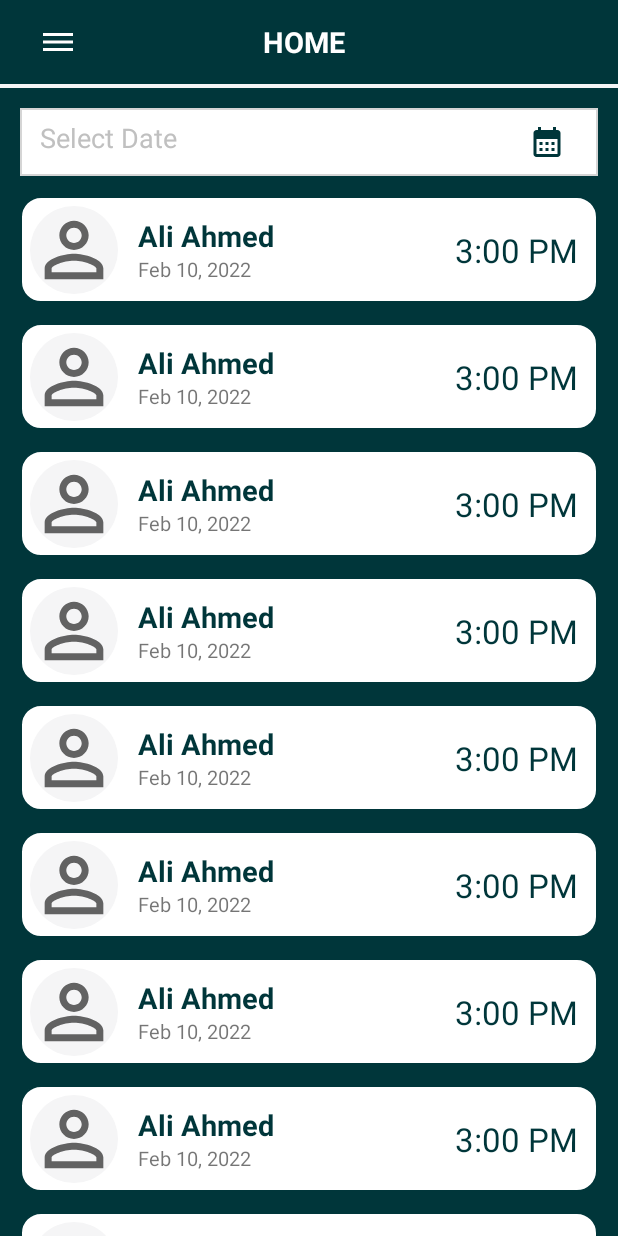
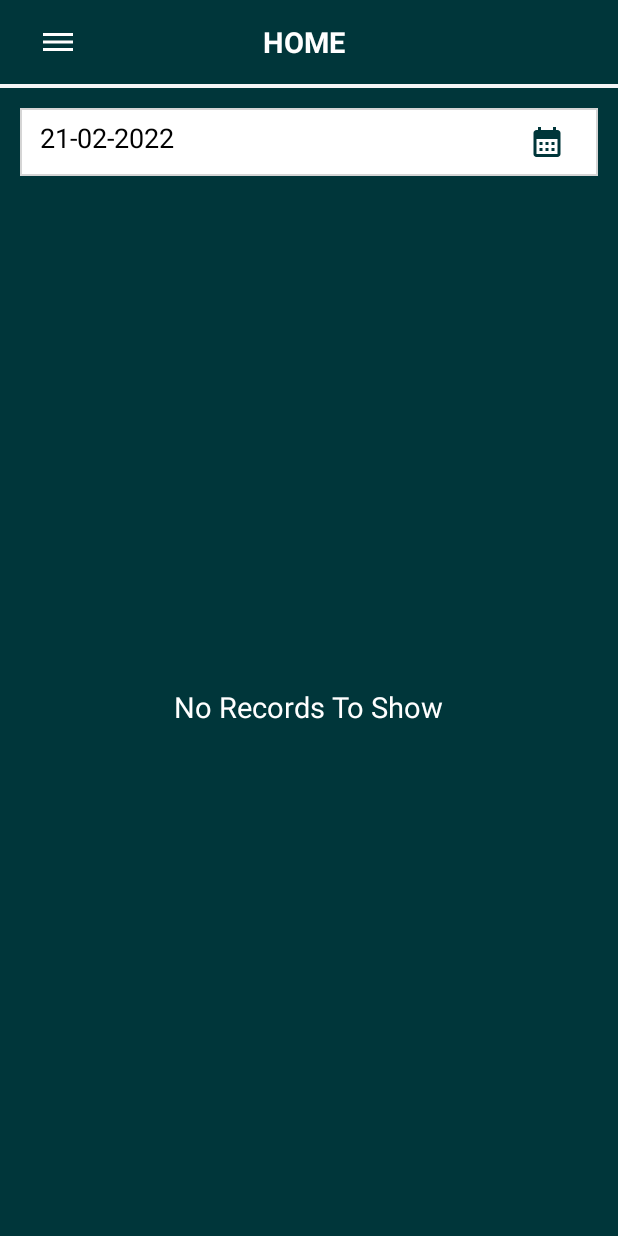
Before and after one commit to zaheerpoei/MedicalAnnals, an Android app: the DoctorDashboard screen opened directly, with no data from a screen before it, on a phone screen of 412 x 824 dp. Run offline under Robolectric (Android 15) with nearby library versions, the phone set to English and light mode, and no system bars; our stand-ins replace Firebase (no records; nobody signed in at launch, a user with empty details on screens opened directly), sdp/ssp sizes.

Commit message:
doctors dashboard done

```diff
--- a/app/src/main/java/com/example/medicalannals/activities/DoctorDashboard.java
+++ b/app/src/main/java/com/example/medicalannals/activities/DoctorDashboard.java
@@ -2,6 +2,7 @@ package com.example.medicalannals.activities;
 
 import android.annotation.SuppressLint;
 import android.app.DatePickerDialog;
+import android.app.ProgressDialog;
 import android.content.Intent;
 import android.graphics.Color;
 import android.graphics.drawable.ColorDrawable;
@@ -37,23 +38,27 @@ import com.google.firebase.database.DataSnapshot;
 import com.google.firebase.database.DatabaseError;
 import com.google.firebase.database.DatabaseReference;
 import com.google.firebase.database.FirebaseDatabase;
+import com.google.firebase.database.Query;
 import com.google.firebase.database.ValueEventListener;
 
 import java.util.ArrayList;
 import java.util.Calendar;
 
-public class DoctorDashboard extends AppCompatActivity implements NavigationView.OnNavigationItemSelectedListener  {
+public class DoctorDashboard extends AppCompatActivity implements NavigationView.OnNavigationItemSelectedListener {
 
-    ConstraintLayout constraintViewMedicalRecords , constraintSetAppointments;
+    ConstraintLayout constraintViewMedicalRecords, constraintSetAppointments;
     DrawerLayout drawerLayout;
+    TextView tv_booked_slots_date;
     NavigationView navView;
     Toolbar toolbar;
-    ImageView toolbarDrawerImage , ivCalenderDoctorsDashboard;
+    ImageView toolbarDrawerImage, ivCalenderDoctorsDashboard;
     RecyclerView recyclerViewBookedSlots;
     EditText edSearchbarDateDoctorDashboard;
     ArrayList<DoctorSlotsBookedModel> arrayList = new ArrayList<>();
     private DatePickerDialog.OnDateSetListener doctorDashboardDateListener;
     long age;
+    ProgressDialog progressDialog;
+    private SlotsBookedAdapter adapter;
 
     @Override
     protected void onCreate(Bundle savedInstanceState) {
@@ -65,6 +70,34 @@ public class DoctorDashboard extends AppCompatActivity implements NavigationView
         disableNavigationViewScrollbars(navView);
         setRecyclerView();
         setNavigationHeader();
+        doctorAppointments();
+    }
+
+    private void doctorAppointments() {
+        Calendar cal = Calendar.getInstance();
+        int year = cal.get(Calendar.YEAR);
+        int month = cal.get(Calendar.MONTH);
+        int day = cal.get(Calendar.DAY_OF_MONTH);
+
+        month = month + 1;
+
+        String Days = "";
+        if (day < 10) {
+            Days = "0" + day;
+        } else {
+            Days = String.valueOf(day);
+        }
+
+        String mont = "";
+        if (month < 10) {
+            mont = "0" + month;
+        } else {
+            mont = String.valueOf(month);
+        }
+
+        String date = Days + "-" + mont + "-" + year;
+        edSearchbarDateDoctorDashboard.setText(date);
+        getAppointments(date);
     }
 
 
@@ -113,16 +146,16 @@ public class DoctorDashboard extends AppCompatActivity implements NavigationView
 //                        startActivity(intent);
                         break;
                     case R.id.nav_profile_management_doc:
-                        Intent medicalIntent = new Intent(DoctorDashboard.this , DoctorProfileManagement.class);
+                        Intent medicalIntent = new Intent(DoctorDashboard.this, DoctorProfileManagement.class);
                         startActivity(medicalIntent);
                         break;
                     case R.id.nav_set_appointments:
-                        Intent setAppointmnet = new Intent(DoctorDashboard.this , DoctorSlots.class);
+                        Intent setAppointmnet = new Intent(DoctorDashboard.this, DoctorSlots.class);
                         startActivity(setAppointmnet);
                         break;
 
                     case R.id.nav_view_patient_medical_record:
-                        Intent patientRecordIntent = new Intent(DoctorDashboard.this , DocViewPatientMedicalRecords.class);
+                        Intent patientRecordIntent = new Intent(DoctorDashboard.this, DocViewPatientMedicalRecords.class);
                         startActivity(patientRecordIntent);
                         break;
 
@@ -130,13 +163,14 @@ public class DoctorDashboard extends AppCompatActivity implements NavigationView
                         FirebaseAuth.getInstance().signOut();
                         SignIn.patient = false;
                         SignIn.doctor = false;
-                        Intent intentSignOut = new Intent(DoctorDashboard.this , SignIn.class);
+                        Intent intentSignOut = new Intent(DoctorDashboard.this, SignIn.class);
                         startActivity(intentSignOut);
                         finishAffinity();
 //                        Toast.makeText(this, "Logout", Toast.LENGTH_SHORT).show();
                         break;
                 }
-                drawerLayout.closeDrawer(GravityCompat.START); return true;
+                drawerLayout.closeDrawer(GravityCompat.START);
+                return true;
             }
         });
         ivCalenderDoctorsDashboard.setOnClickListener(new View.OnClickListener() {
@@ -153,7 +187,7 @@ public class DoctorDashboard extends AppCompatActivity implements NavigationView
                         doctorDashboardDateListener,
                         year, month, day);
 
-                dialog.getDatePicker().setMaxDate(System.currentTimeMillis());
+                dialog.getDatePicker().setMinDate(System.currentTimeMillis()-1000);
                 dialog.getWindow().setBackgroundDrawable(new ColorDrawable(Color.TRANSPARENT));
                 dialog.show();
             }
@@ -195,11 +229,14 @@ public class DoctorDashboard extends AppCompatActivity implements NavigationView
                 age = getAge(year, month, day);
                 // Toast.makeText(getActivity(), String.valueOf(age), Toast.LENGTH_SHORT).show();
                 edSearchbarDateDoctorDashboard.setText(date);
+
+                getAppointments(date);
             }
         };
     }
 
     private void initViews() {
+        tv_booked_slots_date = findViewById(R.id.tv_booked_slots_date);
         drawerLayout = findViewById(R.id.drawer_layout);
         navView = findViewById(R.id.nav_view_doc);
         toolbar = findViewById(R.id.home_toolbar);
@@ -207,6 +244,11 @@ public class DoctorDashboard extends AppCompatActivity implements NavigationView
         recyclerViewBookedSlots = findViewById(R.id.recycler_view_booked_slots);
         ivCalenderDoctorsDashboard = findViewById(R.id.iv_calender_doctors_dashboard);
         edSearchbarDateDoctorDashboard = findViewById(R.id.ed_searchbar_date_doctor_dashboard);
+
+
+        progressDialog = new ProgressDialog(this);
+        progressDialog.setMessage("Loading..... ");
+
     }
 
     @Override
@@ -215,12 +257,11 @@ public class DoctorDashboard extends AppCompatActivity implements NavigationView
     }
 
     @Override
-    public void onBackPressed(){
-        if(drawerLayout.isDrawerOpen(GravityCompat.START)){
+    public void onBackPressed() {
+        if (drawerLayout.isDrawerOpen(GravityCompat.START)) {
             drawerLayout.closeDrawer(GravityCompat.START);
-        }
-        else
-        {super.onBackPressed();
+        } else {
+            super.onBackPressed();
         }
     }
 
@@ -233,24 +274,60 @@ public class DoctorDashboard extends AppCompatActivity implements NavigationView
         }
     }
 
+    private void getAppointments(String date) {
+        arrayList.clear();
+        progressDialog.show();
+        DatabaseReference ref1 = FirebaseDatabase.getInstance().getReference();
+        DatabaseReference ref2;
+        Query query = ref1.child("Appointments").orderByChild("doctorBookedSlotId");
+
+        query.equalTo(FirebaseAuth.getInstance().getUid()).addListenerForSingleValueEvent(new ValueEventListener() {
+            @Override
+            public void onDataChange(@NonNull DataSnapshot snapshot) {
+
+                progressDialog.dismiss();
+                for (DataSnapshot dsp : snapshot.getChildren()) {
+                    DataSnapshot patientBookedSlotDate = dsp.child("patientBookedSlotDate");
+                    if (patientBookedSlotDate.getValue().toString().equalsIgnoreCase(date)) {
+                        DoctorSlotsBookedModel doctorSlotsBookedModel = dsp.getValue(DoctorSlotsBookedModel.class);
+                        arrayList.add(doctorSlotsBookedModel);
+                    }
+                }
+                if (arrayList.size() > 0) {
+                    adapter.notifyDataSetChanged();
+                    recyclerViewBookedSlots.setVisibility(View.VISIBLE);
+                    tv_booked_slots_date.setVisibility(View.GONE);
+                } else {
+                    recyclerViewBookedSlots.setVisibility(View.GONE);
+                    tv_booked_slots_date.setVisibility(View.VISIBLE);
+                }
+            }
+
+            @Override
+            public void onCancelled(@NonNull DatabaseError error) {
+                progressDialog.dismiss();
+            }
+        });
+
+    }
+
     private void setRecyclerView() {
-        arrayList.add(new DoctorSlotsBookedModel( "Ali Ahmed" ,"", "Feb 11,2022" , "11:00 AM"));
-        arrayList.add(new DoctorSlotsBookedModel( "Ali Ahmed" ,"", "Feb 11,2022" , "11:00 AM"));
-        arrayList.add(new DoctorSlotsBookedModel( "Ali Ahmed" ,"", "Feb 11,2022" , "11:00 AM"));
-        arrayList.add(new DoctorSlotsBookedModel( "Ali Ahmed" ,"", "Feb 11,2022" , "11:00 AM"));
-        arrayList.add(new DoctorSlotsBookedModel( "Ali Ahmed" ,"", "Feb 11,2022" , "11:00 AM"));
-        arrayList.add(new DoctorSlotsBookedModel( "Ali Ahmed" ,"", "Feb 11,2022" , "11:00 AM"));
-        arrayList.add(new DoctorSlotsBookedModel( "Ali Ahmed" ,"", "Feb 11,2022" , "11:00 AM"));
-        arrayList.add(new DoctorSlotsBookedModel( "Ali Ahmed" ,"", "Feb 11,2022" , "11:00 AM"));
-        arrayList.add(new DoctorSlotsBookedModel( "Ali Ahmed" ,"", "Feb 11,2022" , "11:00 AM"));
-        arrayList.add(new DoctorSlotsBookedModel( "Ali Ahmed" ,"", "Feb 11,2022" , "11:00 AM"));
-        arrayList.add(new DoctorSlotsBookedModel( "Ali Ahmed" ,"", "Feb 11,2022" , "11:00 AM"));
-        arrayList.add(new DoctorSlotsBookedModel( "Ali Ahmed" ,"", "Feb 11,2022" , "11:00 AM"));
+//        arrayList.add(new DoctorSlotsBookedModel( "Ali Ahmed" ,"", "Feb 11,2022" , "11:00 AM"));
+//        arrayList.add(new DoctorSlotsBookedModel( "Ali Ahmed" ,"", "Feb 11,2022" , "11:00 AM"));
+//        arrayList.add(new DoctorSlotsBookedModel( "Ali Ahmed" ,"", "Feb 11,2022" , "11:00 AM"));
+//        arrayList.add(new DoctorSlotsBookedModel( "Ali Ahmed" ,"", "Feb 11,2022" , "11:00 AM"));
+//        arrayList.add(new DoctorSlotsBookedModel( "Ali Ahmed" ,"", "Feb 11,2022" , "11:00 AM"));
+//        arrayList.add(new DoctorSlotsBookedModel( "Ali Ahmed" ,"", "Feb 11,2022" , "11:00 AM"));
+//        arrayList.add(new DoctorSlotsBookedModel( "Ali Ahmed" ,"", "Feb 11,2022" , "11:00 AM"));
+//        arrayList.add(new DoctorSlotsBookedModel( "Ali Ahmed" ,"", "Feb 11,2022" , "11:00 AM"));
+//        arrayList.add(new DoctorSlotsBookedModel( "Ali Ahmed" ,"", "Feb 11,2022" , "11:00 AM"));
+//        arrayList.add(new DoctorSlotsBookedModel( "Ali Ahmed" ,"", "Feb 11,2022" , "11:00 AM"));
+//        arrayList.add(new DoctorSlotsBookedModel( "Ali Ahmed" ,"", "Feb 11,2022" , "11:00 AM"));
+//        arrayList.add(new DoctorSlotsBookedModel( "Ali Ahmed" ,"", "Feb 11,2022" , "11:00 AM"));
 
 
-
-        SlotsBookedAdapter adapter=new SlotsBookedAdapter(arrayList,this);
-        LinearLayoutManager linearLayoutManager=new LinearLayoutManager(getApplicationContext());
+        adapter = new SlotsBookedAdapter(arrayList, this);
+        LinearLayoutManager linearLayoutManager = new LinearLayoutManager(getApplicationContext());
         linearLayoutManager.setOrientation(RecyclerView.VERTICAL);
         recyclerViewBookedSlots.setLayoutManager(linearLayoutManager);
         recyclerViewBookedSlots.setAdapter(adapter);
--- a/app/src/main/java/com/example/medicalannals/adapters/SlotsBookedAdapter.java
+++ b/app/src/main/java/com/example/medicalannals/adapters/SlotsBookedAdapter.java
@@ -40,11 +40,14 @@ public class SlotsBookedAdapter extends RecyclerView.Adapter<SlotsBookedAdapter.
     @Override
     public void onBindViewHolder(@NonNull MyViewHolder holder, int position) {
         DoctorSlotsBookedModel doctorSlotsBookedModel = doctorSlotsBookedModelList.get(position);
-        holder.tvPatientNameBookedSlots.setText(doctorSlotsBookedModel.getPatientBookedSlotId());
+        holder.tvPatientNameBookedSlots.setText(doctorSlotsBookedModel.getPatientName());
+        holder.tvBookedSlotsDate.setText(doctorSlotsBookedModel.getPatientBookedSlotDate());
+        holder.tvBookedSlotsTime.setText(doctorSlotsBookedModel.getPatientBookedSlotTime());
         holder.constraintMainSlotsBooked.setOnClickListener(new View.OnClickListener() {
             @Override
             public void onClick(View view) {
                 Intent i = new Intent(mcontext , EditPatientRecord.class);
+                i.putExtra("PatientRecord",doctorSlotsBookedModel);
                 mcontext.startActivity(i);
             }
         });
--- a/app/src/main/res/layout/slots_booked.xml
+++ b/app/src/main/res/layout/slots_booked.xml
@@ -21,14 +21,16 @@
 
     <TextView
         android:id="@+id/tv_patient_name_booked_slots"
-        android:layout_width="wrap_content"
+        android:layout_width="0dp"
         android:layout_height="wrap_content"
-        android:layout_marginStart="@dimen/_10sdp"
         android:layout_marginTop="@dimen/_10sdp"
+        android:layout_marginHorizontal="@dimen/_10sdp"
         android:text="Ali Ahmed"
+        android:lines="1"
         android:textColor="@color/dark_blue_700"
         android:textSize="@dimen/_15sdp"
         android:textStyle="bold"
+        app:layout_constraintEnd_toStartOf="@+id/tv_booked_slots_time"
         app:layout_constraintStart_toEndOf="@+id/iv_patient_pic_booked_slots"
         app:layout_constraintTop_toTopOf="parent" />
 
```
Also changed, not shown: app/src/main/java/com/example/medicalannals/activities/DocViewPatientMedicalRecords.java (+7 -7 lines), app/src/main/java/com/example/medicalannals/activities/EditPatientRecord.java (+18 -2 lines), app/src/main/java/com/example/medicalannals/activities/ViewSlots.java (+21 -1 lines), app/src/main/java/com/example/medicalannals/models/DocPatientViewMedicalRecordModel.java (+11 -1 lines), app/src/main/java/com/example/medicalannals/models/DoctorSlotsBookedModel.java (+14 -2 lines), app/src/main/res/layout/activity_edit_patient_record.xml (+14 -8 lines).
